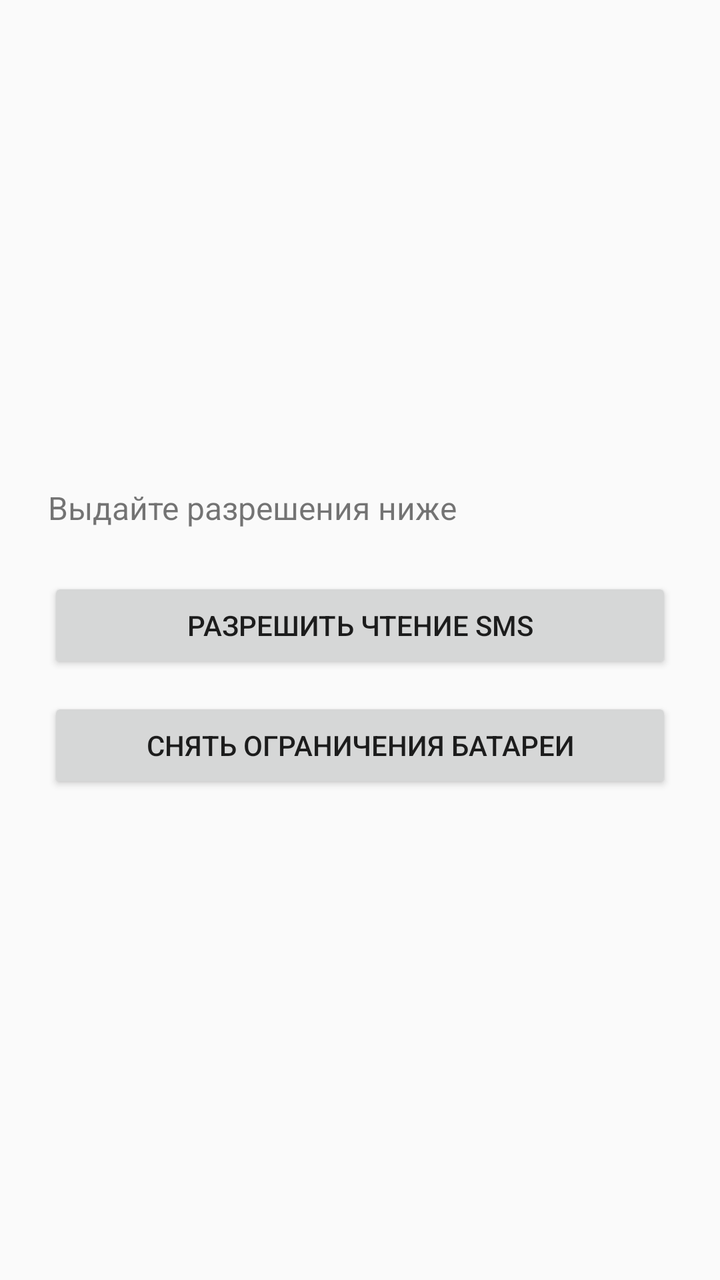
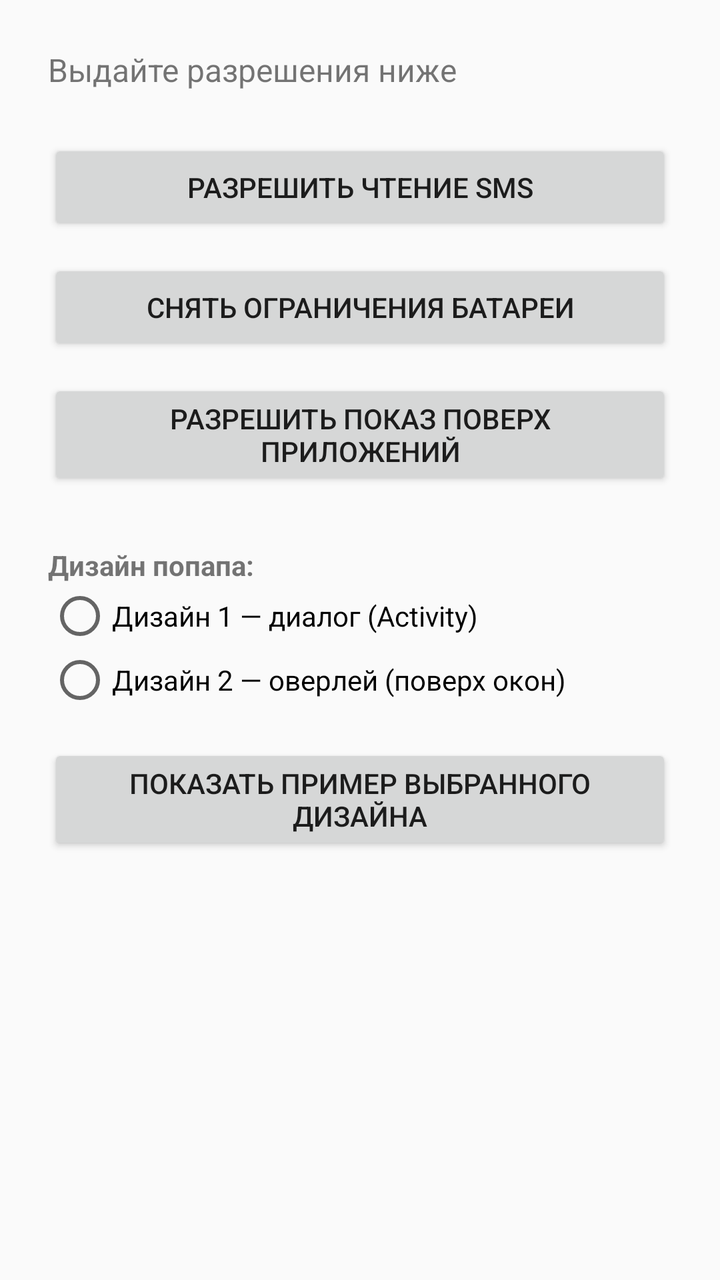

Compare the two renders of this Android layout. The source of the first and the diff that turns it into the second are given below.
<!-- AndroidManifest.xml: application theme Theme.AppCompat.Light.DarkActionBar -->
<!-- res/layout/activity_main.xml -->
<?xml version="1.0" encoding="utf-8"?>
<LinearLayout xmlns:android="http://schemas.android.com/apk/res/android"
    android:layout_width="match_parent"
    android:layout_height="match_parent"
    android:orientation="vertical"
    android:padding="24dp"
    android:gravity="center">

    <TextView
        android:id="@+id/statusText"
        android:layout_width="match_parent"
        android:layout_height="wrap_content"
        android:textSize="16sp"
        android:layout_marginBottom="24dp"
        android:text="Выдайте разрешения ниже" />

    <Button
        android:id="@+id/grantSmsButton"
        android:layout_width="match_parent"
        android:layout_height="wrap_content"
        android:layout_marginBottom="12dp"
        android:text="Разрешить чтение SMS" />

    <Button
        android:id="@+id/grantBatteryButton"
        android:layout_width="match_parent"
        android:layout_height="wrap_content"
        android:text="Снять ограничения батареи" />

</LinearLayout>
<!-- resources referenced by this layout -->
<resources>

</resources>

<!-- the commit's change to res/layout/activity_main.xml (unified diff, before → after) -->
@@ -1,30 +1,75 @@
 <?xml version="1.0" encoding="utf-8"?>
-<LinearLayout xmlns:android="http://schemas.android.com/apk/res/android"
+<ScrollView xmlns:android="http://schemas.android.com/apk/res/android"
     android:layout_width="match_parent"
-    android:layout_height="match_parent"
-    android:orientation="vertical"
-    android:padding="24dp"
-    android:gravity="center">
+    android:layout_height="match_parent">
 
-    <TextView
-        android:id="@+id/statusText"
+    <LinearLayout
         android:layout_width="match_parent"
         android:layout_height="wrap_content"
-        android:textSize="16sp"
-        android:layout_marginBottom="24dp"
-        android:text="Выдайте разрешения ниже" />
+        android:orientation="vertical"
+        android:padding="24dp">
 
-    <Button
-        android:id="@+id/grantSmsButton"
-        android:layout_width="match_parent"
-        android:layout_height="wrap_content"
-        android:layout_marginBottom="12dp"
-        android:text="Разрешить чтение SMS" />
+        <TextView
+            android:id="@+id/statusText"
+            android:layout_width="match_parent"
+            android:layout_height="wrap_content"
+            android:textSize="16sp"
+            android:layout_marginBottom="24dp"
+            android:text="Выдайте разрешения ниже" />
 
-    <Button
-        android:id="@+id/grantBatteryButton"
-        android:layout_width="match_parent"
-        android:layout_height="wrap_content"
-        android:text="Снять ограничения батареи" />
+        <Button
+            android:id="@+id/grantSmsButton"
+            android:layout_width="match_parent"
+            android:layout_height="wrap_content"
+            android:layout_marginBottom="12dp"
+            android:text="Разрешить чтение SMS" />
 
-</LinearLayout>
+        <Button
+            android:id="@+id/grantBatteryButton"
+            android:layout_width="match_parent"
+            android:layout_height="wrap_content"
+            android:layout_marginBottom="12dp"
+            android:text="Снять ограничения батареи" />
+
+        <Button
+            android:id="@+id/grantOverlayButton"
+            android:layout_width="match_parent"
+            android:layout_height="wrap_content"
+            android:text="Разрешить показ поверх приложений" />
+
+        <TextView
+            android:layout_width="wrap_content"
+            android:layout_height="wrap_content"
+            android:layout_marginTop="28dp"
+            android:textStyle="bold"
+            android:text="Дизайн попапа:" />
+
+        <RadioGroup
+            android:id="@+id/designGroup"
+            android:layout_width="match_parent"
+            android:layout_height="wrap_content"
+            android:orientation="vertical">
+
+            <RadioButton
+                android:id="@+id/designActivity"
+                android:layout_width="match_parent"
+                android:layout_height="wrap_content"
+                android:text="Дизайн 1 — диалог (Activity)" />
+
+            <RadioButton
+                android:id="@+id/designOverlay"
+                android:layout_width="match_parent"
+                android:layout_height="wrap_content"
+                android:text="Дизайн 2 — оверлей (поверх окон)" />
+
+        </RadioGroup>
+
+        <Button
+            android:id="@+id/previewButton"
+            android:layout_width="match_parent"
+            android:layout_height="wrap_content"
+            android:layout_marginTop="16dp"
+            android:text="Показать пример выбранного дизайна" />
+
+    </LinearLayout>
+</ScrollView>
